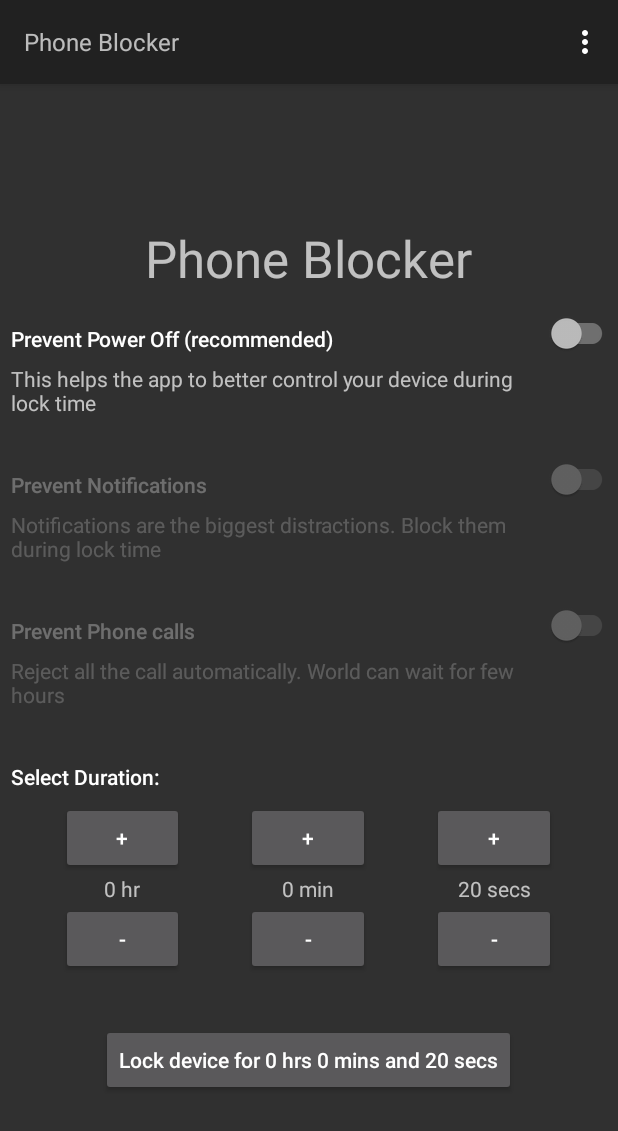
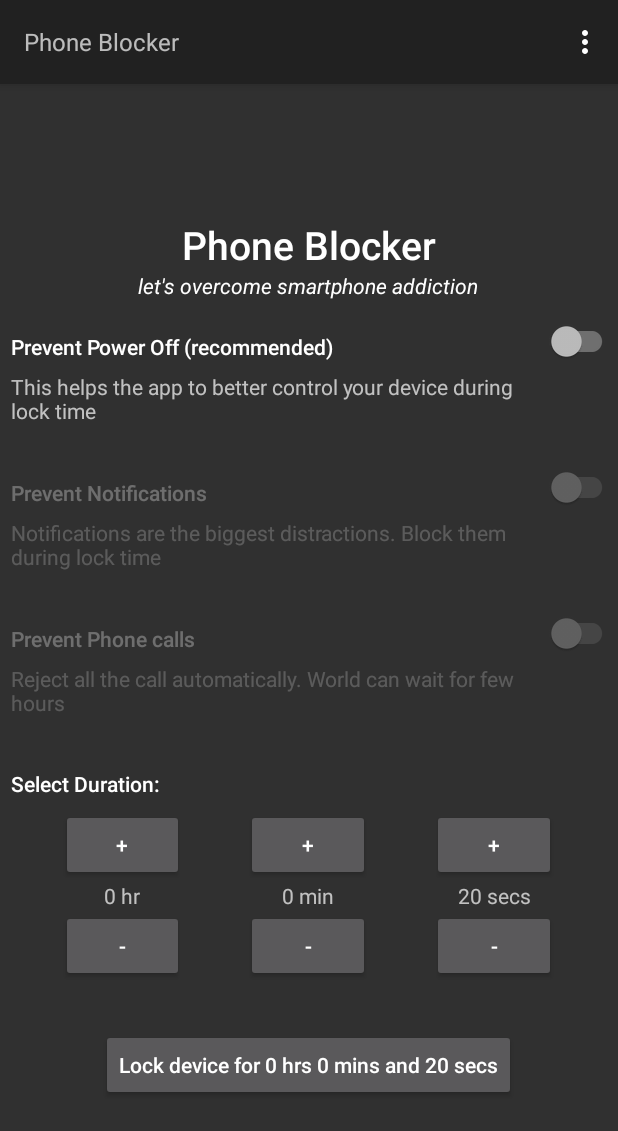
Before and after one commit to sickboydroid/PhoneBlocker, an Android app: the MainActivity screen opened directly, with no data from a screen before it, on a phone screen of 412 x 824 dp. Shown: the top 1131 px of the screen. Run offline under Robolectric (Android 15) with nearby library versions, the phone set to English and light mode, and no system bars; our stand-ins replace AdMob; 1 statement that could not run was skipped.

Commit message:
Make layout of MainActivity prettier

```diff
--- a/app/src/main/res/layout/activity_main.xml
+++ b/app/src/main/res/layout/activity_main.xml
@@ -28,7 +28,15 @@
         android:layout_width="wrap_content"
         android:layout_height="wrap_content"
         android:text="@string/app_name"
-        android:textAppearance="@style/TextAppearance.AppCompat.Display1" />
+        android:textSize="26sp"
+        android:textAppearance="@style/TextAppearance.AppCompat.Body2" />
+
+    <TextView
+        android:layout_width="wrap_content"
+        android:layout_height="wrap_content"
+        android:text="@string/tagline"
+        android:textAppearance="@style/TextAppearance.AppCompat.Body1"
+        android:textStyle="italic" />
 
     <LinearLayout
         android:layout_width="match_parent"
--- a/app/src/main/res/values/strings.xml
+++ b/app/src/main/res/values/strings.xml
@@ -35,4 +35,5 @@
     <string name="device_admin_permission">Device Admin Permission</string>
     <string name="start_on_boot_permission">Start on boot permission</string>
     <string name="permissions_needed_title">We need following permissions before we proceed:</string>
+    <string name="tagline">let\'s overcome smartphone addiction</string>
 </resources>
```
